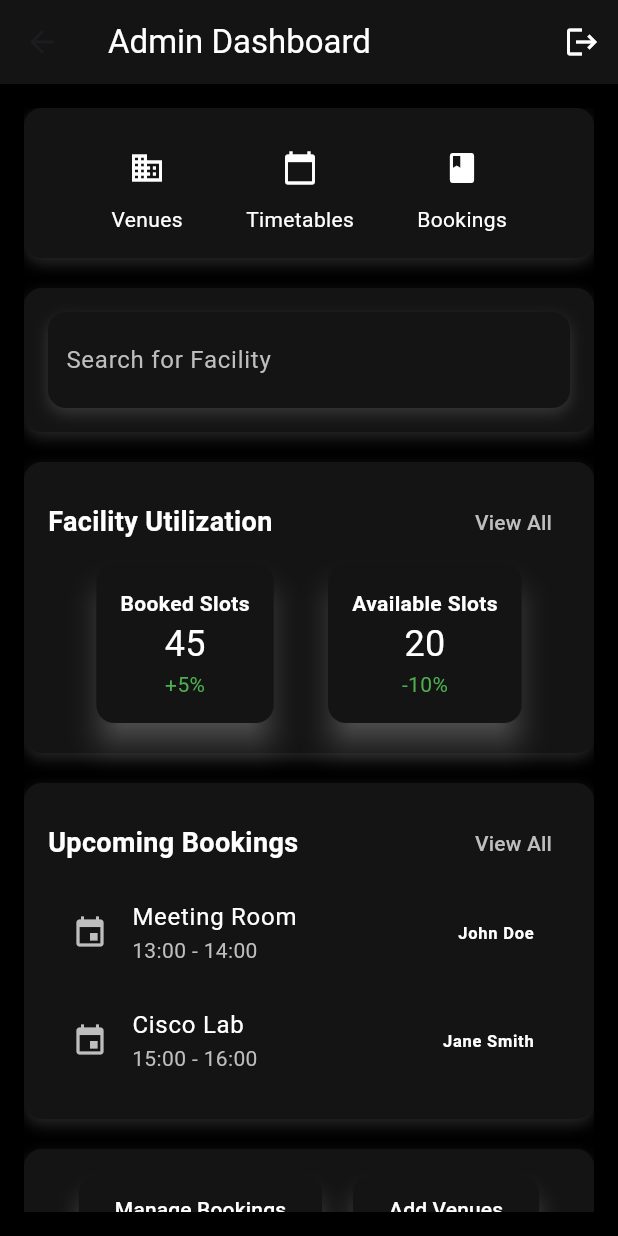
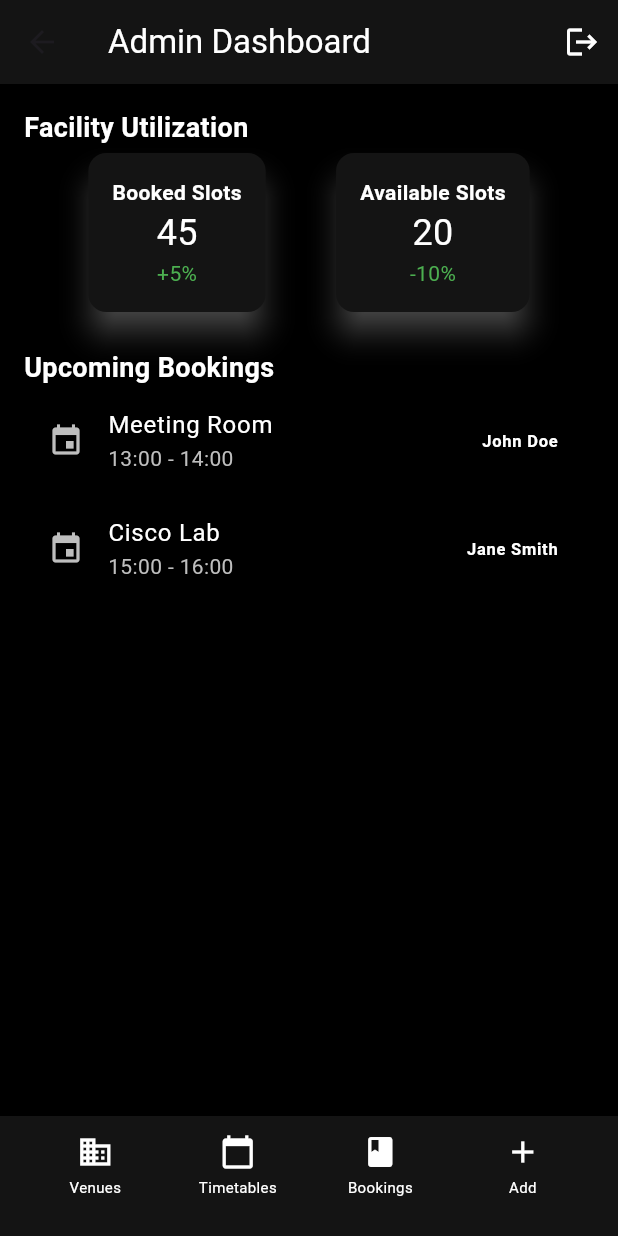
Before and after one commit to Desmond23Y/aphub, a Flutter app: the AdminPage screen opened directly, on a phone screen of 412 x 824 dp. Run offline on Flutter 3.47's test engine with Material 3 defaults, Android fonts, the phone set to English and light mode, and no system bars; our stand-ins replace cloud_firestore, firebase_auth, firebase_core; accounts and stored records are empty.

Commit message:
pushed by des

```diff
--- a/lib/roles/admins.dart
+++ b/lib/roles/admins.dart
@@ -1,18 +1,16 @@
 import 'package:aphub/screens/admin_create_venues.dart';
+import 'package:aphub/screens/admin_venues_management.dart';
 import 'package:flutter/material.dart';
 import 'package:firebase_auth/firebase_auth.dart';
 import '../login_page.dart';
 import '../utils/app_colors.dart';
-import 'package:aphub/screens/admin_venues_management.dart';
 
 class AdminPage extends StatelessWidget {
   const AdminPage({super.key});
 
   void _logout(BuildContext context) async {
     await FirebaseAuth.instance.signOut();
-
-    if (!context.mounted) return; // Check if context is still valid
-
+    if (!context.mounted) return;
     Navigator.pushReplacement(
       context,
       MaterialPageRoute(builder: (context) => const LoginPage()),
@@ -21,14 +19,14 @@ class AdminPage extends StatelessWidget {
 
   @override
   Widget build(BuildContext context) {
-    return Scaffold(
+    return SafeArea(
+      // Ensure UI adjusts for system elements
+      child: Scaffold(
         backgroundColor: AppColors.black,
         appBar: AppBar(
           backgroundColor: AppColors.darkdarkgrey,
-        title: const Text(
-          'Admin Dashboard',
-          style: TextStyle(color: AppColors.white),
-        ),
+          title: const Text('Admin Dashboard',
+              style: TextStyle(color: AppColors.white)),
           actions: [
             IconButton(
               icon: const Icon(Icons.logout, color: AppColors.white),
@@ -42,10 +40,29 @@ class AdminPage extends StatelessWidget {
             child: Column(
               crossAxisAlignment: CrossAxisAlignment.start,
               children: [
-              // Navigation Buttons
-              _buildSection(
+                _buildSectionHeader('Facility Utilization'),
+                Row(
+                  mainAxisAlignment: MainAxisAlignment.spaceEvenly,
+                  children: [
+                    _buildStatCard('Booked Slots', '45', '+5%'),
+                    _buildStatCard('Available Slots', '20', '-10%'),
+                  ],
+                ),
+                const SizedBox(height: 20),
+                _buildSectionHeader('Upcoming Bookings'),
+                _buildBookingItem('Meeting Room', '13:00 - 14:00', 'John Doe'),
+                _buildBookingItem('Cisco Lab', '15:00 - 16:00', 'Jane Smith'),
+              ],
+            ),
+          ),
+        ),
+        bottomNavigationBar: BottomAppBar(
+          color: AppColors.darkdarkgrey,
+          shape: const CircularNotchedRectangle(),
+          child: SizedBox(
+            height: 60, // Increase height
             child: Row(
-                  mainAxisAlignment: MainAxisAlignment.spaceEvenly,
+              mainAxisAlignment: MainAxisAlignment.spaceAround,
               children: [
                 _buildNavButton(context, Icons.business, 'Venues',
                     const VenuesManagement()),
@@ -53,78 +70,34 @@ class AdminPage extends StatelessWidget {
                     const Placeholder()),
                 _buildNavButton(
                     context, Icons.book, 'Bookings', const Placeholder()),
+                _buildNavButton(
+                    context, Icons.add, 'Add', const CreateVenuePage()),
               ],
             ),
           ),
-
-              const SizedBox(height: 20),
-
-              // Search Bar
-              _buildSection(
-                child: Container(
-                  decoration: _boxShadowDecoration(),
-                  child: const TextField(
-                    decoration: InputDecoration(
-                      labelText: 'Search for Facility',
-                      labelStyle: TextStyle(color: AppColors.lightgrey),
-                      border: InputBorder.none,
-                      contentPadding: EdgeInsets.all(12),
-                    ),
-                    style: TextStyle(color: AppColors.white),
         ),
       ),
-              ),
+    );
+  }
 
-              const SizedBox(height: 20),
-
-              // Facility Utilization
-              _buildSection(
+  Widget _buildNavButton(
+      BuildContext context, IconData icon, String label, Widget page) {
+    return Expanded(
+      child: GestureDetector(
+        // Use GestureDetector instead of IconButton for better flexibility
+        onTap: () {
+          Navigator.push(
+              context, MaterialPageRoute(builder: (context) => page));
+        },
+        child: SizedBox(
+          height: 60, // Ensure a fixed height
           child: Column(
+            mainAxisSize: MainAxisSize.min,
             children: [
-                    _buildSectionHeader('Facility Utilization', () {}),
-                    Row(
-                      mainAxisAlignment: MainAxisAlignment.spaceEvenly,
-                      children: [
-                        _buildStatCard('Booked Slots', '45', '+5%'),
-                        _buildStatCard('Available Slots', '20', '-10%'),
-                      ],
-                    ),
-                  ],
-                ),
-              ),
-
-              const SizedBox(height: 20),
-
-              // Upcoming Bookings
-              _buildSection(
-                child: Column(
-                  children: [
-                    _buildSectionHeader('Upcoming Bookings', () {}),
-                    _buildBookingItem(
-                        'Meeting Room', '13:00 - 14:00', 'John Doe'),
-                    _buildBookingItem(
-                        'Cisco Lab', '15:00 - 16:00', 'Jane Smith'),
-                  ],
-                ),
-              ),
-
-              const SizedBox(height: 20),
-
-              // Bottom Buttons
-              _buildSection(
-                child: Row(
-                  mainAxisAlignment: MainAxisAlignment.spaceEvenly,
-                  children: [
-                    _buildShadowedButton('Manage Bookings', () {}),
-                    _buildShadowedButton('Add Venues', () {
-                      Navigator.push(
-                          context,
-                          MaterialPageRoute(
-                              builder: (context) => const CreateVenuePage()));
-                    }),
-                  ],
-                ),
-              ),
+              Icon(icon, color: AppColors.white, size: 24),
+              const SizedBox(height: 4),
+              Text(label,
+                  style: const TextStyle(color: AppColors.white, fontSize: 10)),
             ],
           ),
         ),
@@ -132,72 +105,19 @@ class AdminPage extends StatelessWidget {
     );
   }
 
-  Widget _buildSection({required Widget child}) {
-    return Container(
-      decoration: _boxShadowDecoration(),
-      padding: const EdgeInsets.all(16),
-      child: child,
-    );
-  }
-
-  BoxDecoration _boxShadowDecoration() {
-    return BoxDecoration(
-      color: AppColors.darkdarkgrey,
-      borderRadius: BorderRadius.circular(12),
-      boxShadow: [
-        BoxShadow(
-          color: AppColors.lightgrey.withOpacity(0.2),
-          blurRadius: 8,
-          offset: const Offset(0, 4),
-        ),
-      ],
-    );
-  }
-
-  Widget _buildNavButton(
-      BuildContext context, IconData icon, String label, Widget page) {
-    return Column(
-      children: [
-        IconButton(
-          icon: Icon(icon, color: AppColors.white),
-          onPressed: () {
-            Navigator.push(
-              context,
-              MaterialPageRoute(builder: (context) => page),
-            );
-          },
-        ),
-        Text(label, style: const TextStyle(color: AppColors.white)),
-      ],
-    );
-  }
-
-  Widget _buildSectionHeader(String title, VoidCallback? onViewAll) {
-    return Row(
-      mainAxisAlignment: MainAxisAlignment.spaceBetween,
-      children: [
-        Text(
+  Widget _buildSectionHeader(String title) {
+    return Text(
       title,
       style: const TextStyle(
-              fontSize: 18,
-              fontWeight: FontWeight.bold,
-              color: AppColors.white),
-        ),
-        if (onViewAll != null)
-          TextButton(
-            onPressed: onViewAll,
-            child: const Text('View All',
-                style: TextStyle(color: AppColors.lightgrey)),
-          ),
-      ],
+          fontSize: 18, fontWeight: FontWeight.bold, color: AppColors.white),
     );
   }
 
   Widget _buildStatCard(String title, String value, String change) {
     return Card(
       color: AppColors.darkdarkgrey,
-      elevation: 8, // Elevation for slight depth
-      shadowColor: AppColors.lightgrey, // Dark shadow effect
+      elevation: 8,
+      shadowColor: AppColors.lightgrey,
       shape: RoundedRectangleBorder(borderRadius: BorderRadius.circular(12)),
       child: Padding(
         padding: const EdgeInsets.all(16.0),
@@ -225,19 +145,4 @@ class AdminPage extends StatelessWidget {
               fontWeight: FontWeight.bold, color: AppColors.white)),
     );
   }
-
-  Widget _buildShadowedButton(String text, VoidCallback onPressed) {
-    return ElevatedButton(
-      onPressed: onPressed,
-      style: ElevatedButton.styleFrom(
-        backgroundColor: AppColors.darkdarkgrey,
-        foregroundColor: AppColors.white,
-        shadowColor: AppColors.lightgrey,
-        elevation: 6, // Add depth
-        shape: RoundedRectangleBorder(borderRadius: BorderRadius.circular(12)),
-        padding: const EdgeInsets.symmetric(horizontal: 24, vertical: 12),
-      ),
-      child: Text(text),
-    );
 }
-}
```
Lines whose indentation alone changed are shown as unchanged.
